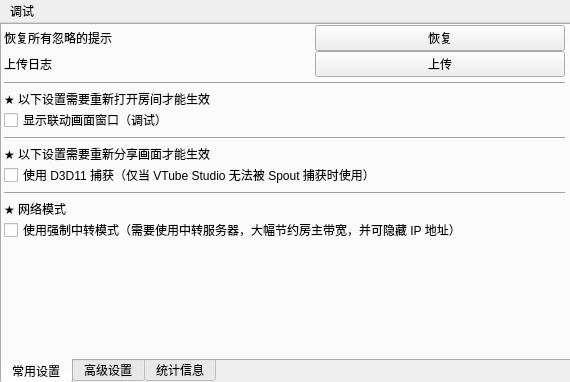
First picture: the form in ui/windows/settingwindow.ui, repository reitovo/vlink-client, before the edit.
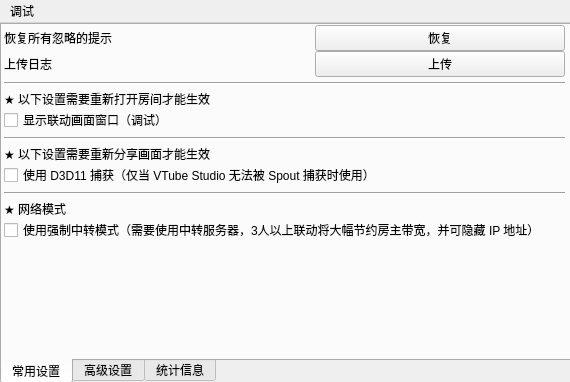
Second picture: the form after the edit.

What changed in the file:
```diff
--- a/ui/windows/settingwindow.ui
+++ b/ui/windows/settingwindow.ui
@@ -361,7 +361,7 @@
           </font>
          </property>
          <property name="text">
-          <string>使用强制中转模式（需要使用中转服务器，大幅节约房主带宽，并可隐藏 IP 地址）</string>
+          <string>使用强制中转模式（需要使用中转服务器，3人以上联动将大幅节约房主带宽，并可隐藏 IP 地址）</string>
          </property>
         </widget>
        </item>
```
